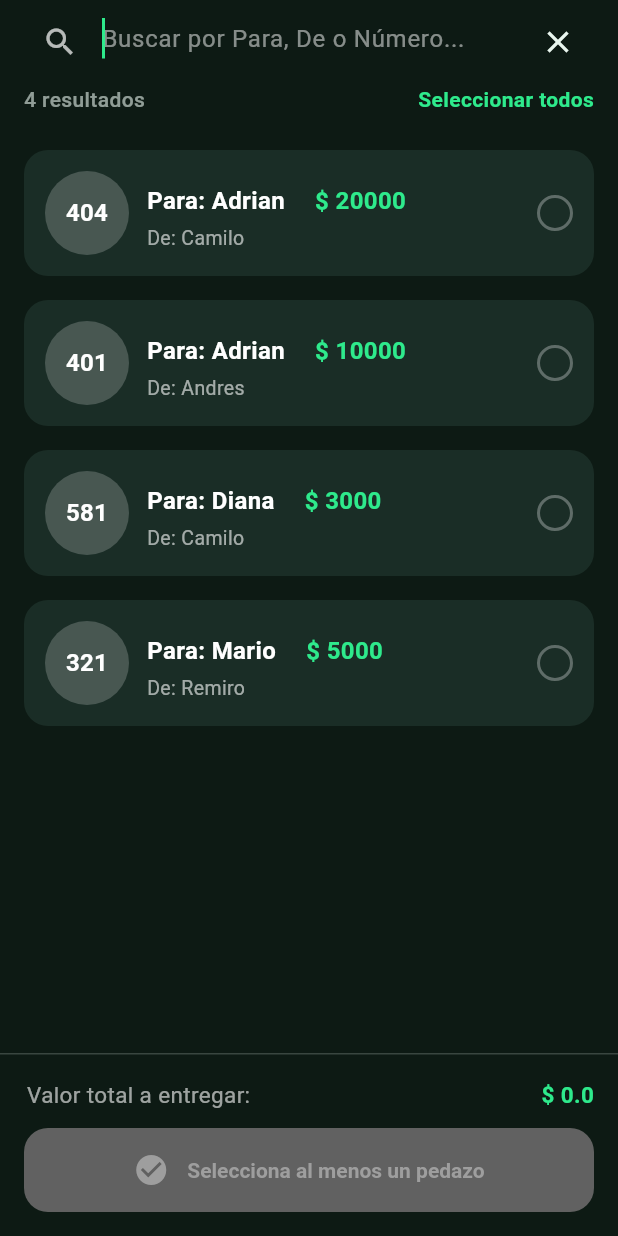
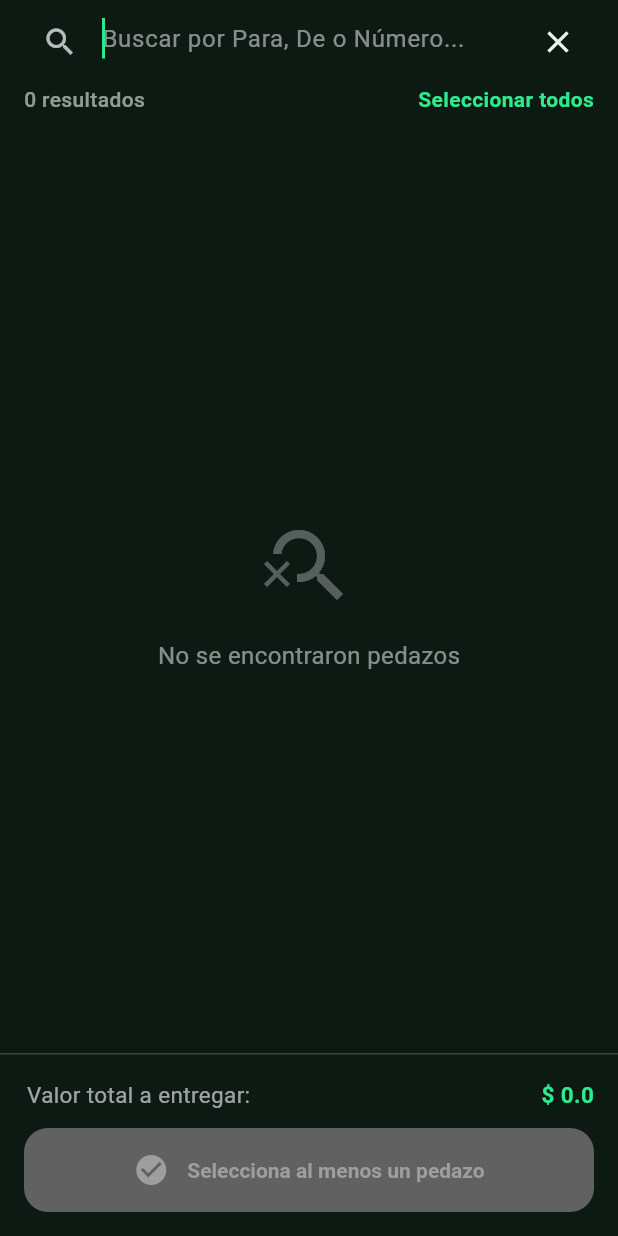
Before and after one commit to Adrian-Angulo/administracion_de_pedazos, a Flutter app: the FiltroScreens screen opened directly, after a tap on the "search" icon, on a phone screen of 412 x 824 dp. Run offline on Flutter 3.47's test engine with Material 3 defaults, Android fonts, the phone set to English and light mode, and no system bars; our stand-ins replace sqflite; accounts and stored records are empty.

Commit message:
feat(providers): Add state management with Provider pattern and database integration
- Add PedazosProvider for managing pedazo state with loading and error handling
- Add Pageprovider for managing navigation between screens
- Add PedazoRepository as data access layer for pedazo operations
- Add DatabaseHelper service for SQLite database operations
- Refactor Pedazo model with improved field naming (remitente/destinatario instead of de/para)
- Update main.dart to integrate MultiProvider for state management
- Update screens to use Provider for state management and navigation
- Update pedazo_list_item widget to work with new model structure
- Remove legacy listPedazos settings file in favor of provider-based state
- Update dependencies in pubspec.yaml and pubspec.lock for provider package
- Implement proper separation of concerns with repository and service layers

```diff
--- a/lib/models/Pedazo.dart
+++ b/lib/models/Pedazo.dart
@@ -1,15 +1,14 @@
 class Pedazo {
   final int id;
-  final String para;
-  final String de;
+  final String remitente;
+  final String destinatario;
   final double valor;
   final String numero;
 
-
   Pedazo({
     required this.id,
-    required this.para,
-    required this.de,
+    required this.remitente,
+    required this.destinatario,
     required this.valor,
     required this.numero,
   });
@@ -17,8 +16,8 @@ class Pedazo {
   factory Pedazo.fromJson(Map<String, dynamic> json) {
     return Pedazo(
       id: json['id'],
-      para: json['para'],
-      de: json['de'],
+      remitente: json['remitente'],
+      destinatario: json['destinatario'],
       valor: json['valor'],
       numero: json['numero'],
     );
@@ -27,8 +26,8 @@ class Pedazo {
   Map<String, dynamic> toJson() {
     return {
       'id': id,
-      'para': para,
-      'de': de,
+      'remitente': remitente,
+      'destinatario': destinatario,
       'valor': valor,
       'numero': numero,
     };
@@ -36,7 +35,6 @@ class Pedazo {
 
   @override
   String toString() {
-    return 'Pedazo(id: $id, para: $para, de: $de, valor: $valor, numero: $numero)';
+    return 'Pedazo(id: $id, remitente: $remitente, destinatario: $destinatario, valor: $valor, numero: $numero)';
   }
-
 }
--- /dev/null
+++ b/lib/providers/PedazosProvider.dart
@@ -0,0 +1,112 @@
+import 'package:administracion_de_pedazos/models/Pedazo.dart';
+import 'package:administracion_de_pedazos/repository/pedazo_repository.dart';
+import 'package:flutter/foundation.dart';
+
+/// Provider mejorado para gestionar pedazos
+/// Demuestra las mejores prácticas de Provider
+class PedazosProvider extends ChangeNotifier {
+  // 1. Estado privado
+  List<Pedazo> _pedazos = [
+    Pedazo(
+      id: 0,
+      remitente: "Camilo",
+      destinatario: "Adrian",
+      valor: 3000,
+      numero: "432",
+    ),
+    Pedazo(
+      id: 1,
+      remitente: "Camilo",
+      destinatario: "Adrian",
+      valor: 3000,
+      numero: "432",
+    ),
+    Pedazo(
+      id: 2,
+      remitente: "Camilo",
+      destinatario: "Adrian",
+      valor: 3000,
+      numero: "432",
+    ),
+    Pedazo(
+      id: 3,
+      remitente: "Camilo",
+      destinatario: "Adrian",
+      valor: 3000,
+      numero: "432",
+    ),
+  ];
+
+  // iniciarlizar el repositorio
+
+  final PedazoRepository _repository = PedazoRepository();
+  bool _isLoading = false;
+  String _error = '';
+
+  // 2. Getters públicos (inmutables)
+  List<Pedazo> get pedazos => List.unmodifiable(_pedazos);
+  bool get isLoading => _isLoading;
+  String get error => _error;
+  int get totalPedazos => _pedazos.length;
+  bool get tienePedazos => _pedazos.isNotEmpty;
+
+  Future<void> cargarPedazos() async {
+    _pedazos = await _repository.getPedazos();
+    notifyListeners();
+  }
+
+  // 3. Métodos públicos con validación
+  Future<bool> agregarPedazo(Pedazo pedazo) async {
+    // Validación
+    if (_pedazos.contains(pedazo)) {
+      _error = 'El pedazo ya existe';
+      notifyListeners();
+      return false;
+    }
+
+    try {
+      _isLoading = true;
+      _error = '';
+      notifyListeners();
+      // Simular operación asíncrona
+      await _repository.registrarPedazo(pedazo);
+      _isLoading = false;
+      notifyListeners();
+      return true;
+    } catch (e) {
+      _error = 'Error al agregar pedazo: $e';
+      _isLoading = false;
+      notifyListeners();
+      return false;
+    }
+  }
+
+  Future<bool> eliminarPedazo(int index) async {
+    try {
+      await _repository.eliminarPedazo(index);
+      _error = '';
+      notifyListeners();
+      return true;
+    } catch (e) {
+      _error = 'Error al eliminar pedazo: $e';
+      notifyListeners();
+      return false;
+    }
+  }
+
+
+
+  void limpiarError() {
+    _error = '';
+    notifyListeners();
+  }
+
+  // 4. Método de búsqueda
+  /*   List<Pedazo> buscarPedazos(String query) {
+    if (query.isEmpty) return pedazos;
+
+    return _pedazos
+        .where((pedazo) => pedazo.toLowerCase().contains(query.toLowerCase()))
+        .toList();
+  } */
+}
--- /dev/null
+++ b/lib/repository/pedazo_repository.dart
@@ -0,0 +1,18 @@
+import 'package:administracion_de_pedazos/models/Pedazo.dart';
+import 'package:administracion_de_pedazos/services/database_helper.dart';
+
+class PedazoRepository {
+  final DatabaseHelper _databaseHelper = DatabaseHelper();
+
+  Future<List<Pedazo>> getPedazos() async {
+    return await _databaseHelper.obtenerPedazos();
+  }
+
+  Future<int> registrarPedazo(Pedazo pedazo) async {
+    return await _databaseHelper.agregarPedazo(pedazo);
+  }
+
+  Future<int> eliminarPedazo(int id) async {
+    return await _databaseHelper.eliminarPedazo(id);
+  }
+}
--- a/lib/screens/filtro_screens.dart
+++ b/lib/screens/filtro_screens.dart
@@ -1,9 +1,10 @@
 import 'package:administracion_de_pedazos/models/Pedazo.dart';
-import 'package:administracion_de_pedazos/settings/listPedazos.dart';
+import 'package:administracion_de_pedazos/providers/PedazosProvider.dart';
 import 'package:administracion_de_pedazos/widgets/delivery_action_footer.dart';
 import 'package:administracion_de_pedazos/widgets/pedazo_list_item.dart';
 import 'package:administracion_de_pedazos/widgets/results_header.dart';
 import 'package:flutter/material.dart';
+import 'package:provider/provider.dart';
 
 class FiltroScreens extends StatefulWidget {
   const FiltroScreens({super.key});
@@ -34,6 +35,7 @@ class _FiltroScreensState extends State<FiltroScreens> {
         _searchQuery = _searchController.text;
       });
     });
+    context.read<PedazosProvider>().cargarPedazos();
   }
 
   @override
@@ -46,24 +48,23 @@ class _FiltroScreensState extends State<FiltroScreens> {
   /// Filtra la lista de pedazos según el texto de búsqueda
   /// Busca coincidencias en los campos: para, de, y numero
   List<Pedazo> _getFilteredPedazos() {
+    List<Pedazo> listaPedazos = context.watch<PedazosProvider>().pedazos;
     // Si no hay búsqueda, retornar todos los pedazos
     if (_searchQuery.isEmpty) {
-      return listPedazos;
+      return listaPedazos;
     }
 
     // Convertir la búsqueda a minúsculas para búsqueda case-insensitive
     final query = _searchQuery.toLowerCase();
 
     // Filtrar pedazos que coincidan en alguno de los campos
-    return listPedazos.where((pedazo) {
-      final para = pedazo.para.toLowerCase();
-      final de = pedazo.de.toLowerCase();
+    return listaPedazos.where((pedazo) {
+      final para = pedazo.remitente.toLowerCase();
+      final de = pedazo.destinatario.toLowerCase();
       final numero = pedazo.numero.toLowerCase();
 
       // Retornar true si algún campo contiene la búsqueda
-      return para.contains(query) ||
-          de.contains(query) ||
-          numero.contains(query);
+      return para.contains(query) || numero.contains(query);
     }).toList();
   }
 
--- /dev/null
+++ b/lib/services/database_helper.dart
@@ -0,0 +1,64 @@
+import 'package:administracion_de_pedazos/models/Pedazo.dart';
+import 'package:sqflite/sqflite.dart';
+import 'package:path/path.dart';
+
+class DatabaseHelper {
+  static Database? _database;
+  static const String _tableName = 'pedazo';
+
+  Future<Database> get database async {
+    // Si la DB ya existe, la retorna
+    if (_database != null) return _database!;
+
+    // Si no, la inicializa
+    _database = await _initDB();
+    return _database!;
+  }
+
+  _initDB() async {
+    String path = join(await getDatabasesPath(), 'pedazos.db');
+    return await openDatabase(
+      path,
+      version: 1,
+      onCreate: (db, version) {
+        // SQL para crear la tabla
+        return db.execute(
+          'CREATE TABLE $_tableName(id INTEGER PRIMARY KEY, remitente TEXT, destinatario TEXT, valor REAL, numero TEXT )',
+        );
+      },
+    );
+  }
+
+  // 📝 INSERTAR
+  Future<int> agregarPedazo(Pedazo pedazo) async {
+    final db = await database;
+    return await db.insert(
+      _tableName,
+      pedazo.toJson(),
+      conflictAlgorithm: ConflictAlgorithm.replace,
+    );
+  }
+
+  // 📚 CONSULTAR (Todos los pedazos)
+  Future<List<Pedazo>> obtenerPedazos() async {
+    final db = await database;
+    final List<Map<String, dynamic>> maps = await db.query(_tableName);
+
+    // Mapea la lista de Maps a una lista de objetos Pedazo
+    return List.generate(maps.length, (i) {
+      return Pedazo(
+        id: maps[i]['id'],
+        remitente: maps[i]['remitente'],
+        destinatario: maps[i]['destinatario'],
+        valor: maps[i]['valor'],
+        numero: maps[i]['numero'],
+      );
+    });
+  }
+
+  // 🗑️ ELIMINAR
+  Future<int> eliminarPedazo(int id) async {
+    final db = await database;
+    return await db.delete(_tableName, where: 'id = ?', whereArgs: [id]);
+  }
+}
--- a/lib/settings/listPedazos.dart
+++ /dev/null
@@ -1,8 +0,0 @@
-import 'package:administracion_de_pedazos/models/Pedazo.dart';
-
-List<Pedazo> listPedazos = [
-  Pedazo(id: 1, para: 'Adrian', de: 'Camilo', valor: 20000, numero: '404'),
-  Pedazo(id: 2, para: 'Adrian', de: 'Andres', valor: 10000, numero: '401'),
-  Pedazo(id: 3, para: 'Diana', de: 'Camilo', valor: 3000, numero: '581'),
-  Pedazo(id: 4, para: 'Mario', de: 'Remiro', valor: 5000, numero: '321'),
-];
--- a/lib/widgets/pedazo_list_item.dart
+++ b/lib/widgets/pedazo_list_item.dart
@@ -56,7 +56,7 @@ class PedazoListItem extends StatelessWidget {
                   Row(
                     children: [
                       Text(
-                        'Para: ${pedazo.para}',
+                        'Para: ${pedazo.destinatario}',
                         style: const TextStyle(
                           color: Colors.white,
                           fontSize: 16,
@@ -77,7 +77,7 @@ class PedazoListItem extends StatelessWidget {
                   const SizedBox(height: 4),
                   // Descripción
                   Text(
-                    "De: ${pedazo.de}",
+                    "De: ${pedazo.remitente}",
                     style: TextStyle(
                       color: Colors.white.withOpacity(0.6),
                       fontSize: 13,
--- a/pubspec.yaml
+++ b/pubspec.yaml
@@ -9,6 +9,9 @@ environment:
 dependencies:
   flutter:
     sdk: flutter
+  path: ^1.9.1
+  provider: ^6.1.5+1
+  sqflite: ^2.4.2
 
 dev_dependencies:
   flutter_test:
```
Also changed, not shown: lib/main.dart (+15 -4 lines), lib/providers/pageProvider.dart (added, +20 -0 lines), lib/screens/dasboard_screen.dart (+10 -2 lines), lib/screens/home_page.dart (+6 -7 lines), lib/screens/registrar_screen.dart (+18 -1 lines), pubspec.lock, 1 other file.
